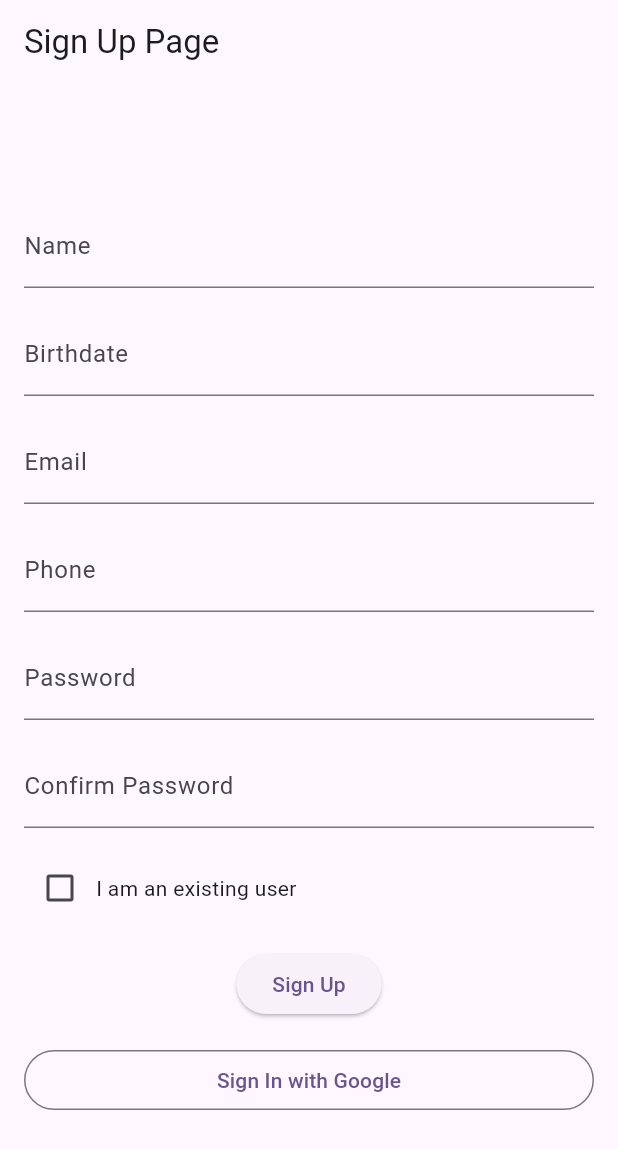
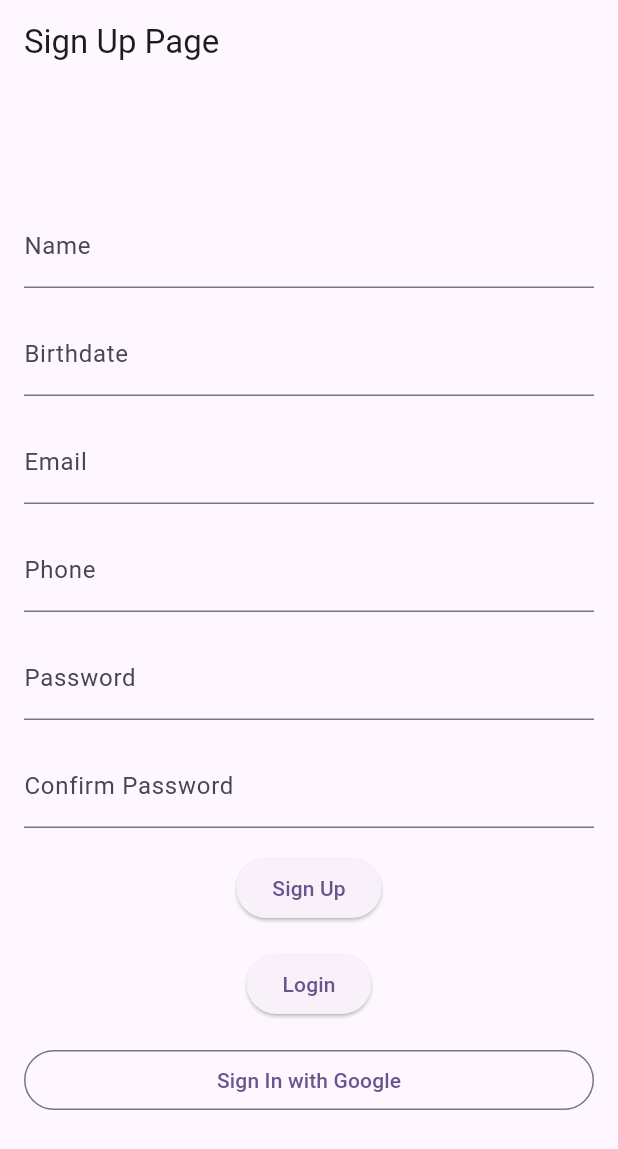
Before and after one commit to Jude310/cc206-clinic_management_system_patients, a Flutter app: the screen it shows after launch, on a phone screen of 412 x 824 dp. Shown: the top 1149 px of the screen. Run offline on Flutter 3.47's test engine with Material 2 defaults, Android fonts, the phone set to English and light mode, and no system bars; our stand-ins replace google_sign_in.

Commit message:
SignUp Update

```diff
--- a/lib/features/sign_up.dart
+++ b/lib/features/sign_up.dart
@@ -26,8 +26,10 @@ class _SignUpPageState extends State<SignUpPage> {
   final TextEditingController _phoneController = TextEditingController();
   final TextEditingController _passwordController = TextEditingController();
   final TextEditingController _confirmpasswordController = TextEditingController();
-  bool _isExistingUser = false;
 
+  void _logIn () {
+
+  }
   void _signUp() {
     String name = _nameController.text;
     String birthdate = _birthdateController.text;
@@ -36,11 +38,11 @@ class _SignUpPageState extends State<SignUpPage> {
     String password = _passwordController.text;
     String confirmPassword = _confirmpasswordController.text;
 
+
     // In a real application, you would validate and store the data as needed.
     print("Name: $name");
     print("Birthdate: $birthdate");
     print("Email: $email");
-    print("Is Existing User: $_isExistingUser");
     print("Phone: $phone");
     print("Password: $password");
     print("Confirm Password: $confirmPassword");
@@ -123,23 +125,14 @@ class _SignUpPageState extends State<SignUpPage> {
               ),
             ),
             SizedBox(height: 16.0),
-            Row(
-              children: <Widget>[
-                Checkbox(
-                  value: _isExistingUser,
-                  onChanged: (value) {
-                    setState(() {
-                      _isExistingUser = value ?? false;
-                    });
-                  },
-                ),
-                Text("I am an existing user"),
-              ],
+            ElevatedButton(
+              onPressed: _signUp,
+              child: Text("Sign Up"),
             ),
             SizedBox(height: 16.0),
             ElevatedButton(
-              onPressed: _signUp,
-              child: Text("Sign Up"),
+              onPressed: _logIn,
+              child: Text("Login"),
             ),
             SizedBox(height: 16.0),
             OutlinedButton(
```
